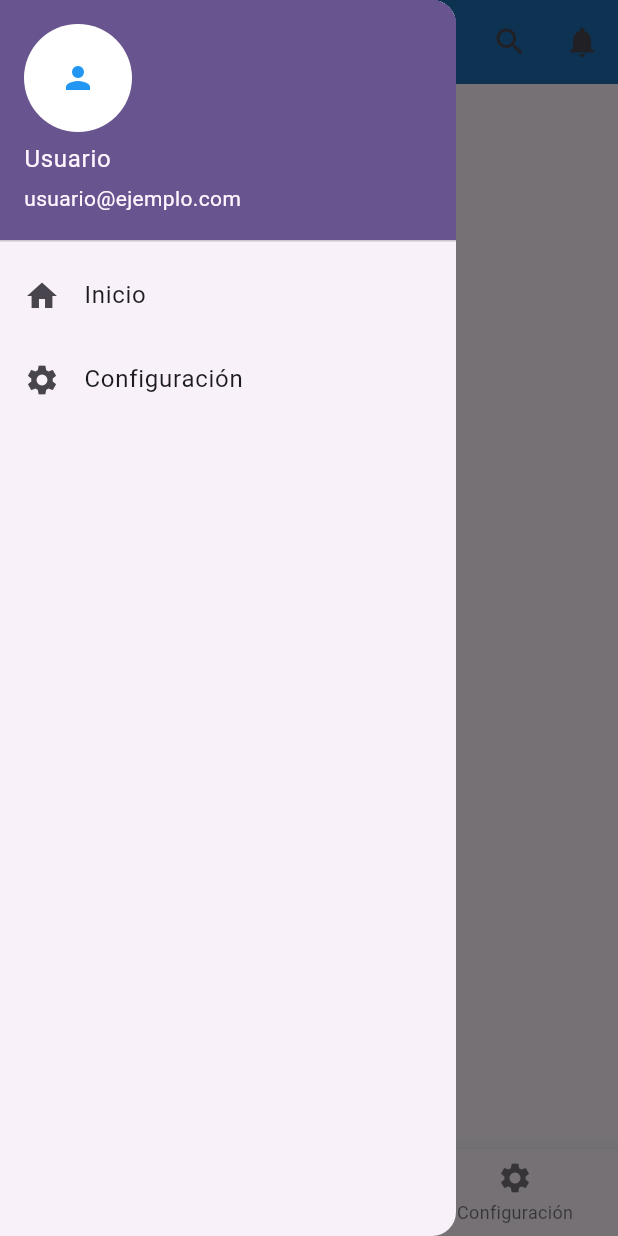
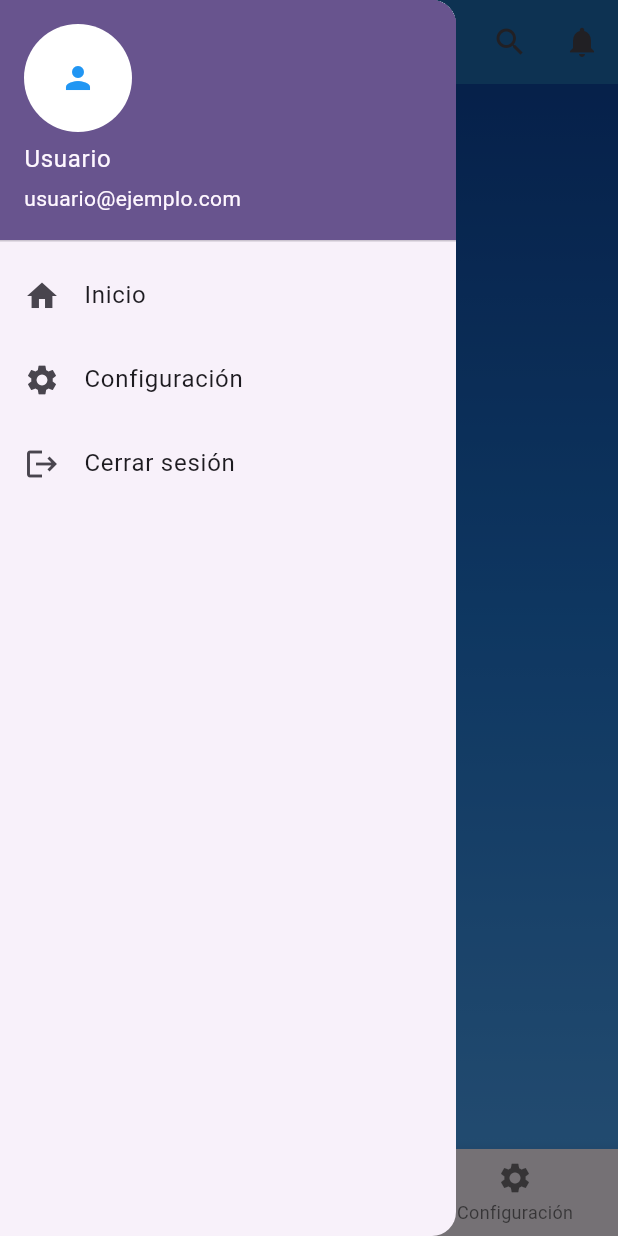
Before and after one commit to Jotaoesee/actividad3_app, a Flutter app: the Home screen opened by its route, with the side drawer open, on a phone screen of 412 x 824 dp. Run offline on Flutter 3.47's test engine with Material 3 defaults, Android fonts, the light colour scheme and no system bars; our stand-ins replace firebase_auth, firebase_core, font_awesome_flutter; accounts and stored records are empty.

Commit message:
configuro el drawer para que al presionar el boton cerrar sesion te lleve de nuevo al splash

```diff
--- a/lib/main.dart
+++ b/lib/main.dart
@@ -28,9 +28,11 @@ class MyApp extends StatelessWidget {
       ),
       initialRoute: '/splash', // Ruta inicial ahora es la pantalla Splash
       routes: {
-        '/splash': (context) =>  Home(),
-        '/': (context) => const Inicio(),
+        '/splash': (context) => Splash(),
+        '/inicio': (context) => const Inicio(),
         '/registro': (context) => Registro(),
+        '/home': (context) => const Home(),
+
       },
       debugShowCheckedModeBanner: false,
     );
--- a/lib/pantallas/home.dart
+++ b/lib/pantallas/home.dart
@@ -1,5 +1,5 @@
+import 'package:actividad3_app/pantallas/splash.dart';
 import 'package:flutter/material.dart';
-import 'package:font_awesome_flutter/font_awesome_flutter.dart';
 
 class Home extends StatefulWidget {
   const Home({Key? key}) : super(key: key);
@@ -9,22 +9,35 @@ class Home extends StatefulWidget {
 }
 
 class _HomeState extends State<Home> {
-  String _pantallaActual = "Inicio";  // Variable para controlar la pantalla actual
-  int _indiceSeleccionado = 0;  // Índice para controlar la pestaña seleccionada
+  String _pantallaActual = "Inicio"; // Variable para controlar la pantalla actual
+  int _indiceSeleccionado = 0; // Índice para controlar la pestaña seleccionada
 
   // Lista de widgets que representarán las diferentes pantallas
   final List<Widget> _pantallas = [
-    const Center(child: Text('Pantalla Inicio')),
-    const Center(child: Text('Pantalla Perfil')),
-    const Center(child: Text('Pantalla Configuración')),
+    const Center(child: Text('Pantalla de Inicio', style: TextStyle(fontSize: 24))),
+    const Center(child: Text('Pantalla de Perfil', style: TextStyle(fontSize: 24))),
+    const Center(child: Text('Pantalla de Configuración', style: TextStyle(fontSize: 24))),
   ];
 
   @override
-  Widget build(BuildContext contexto) {
+  Widget build(BuildContext context) {
     return Scaffold(
       appBar: _crearAppBar(),
       drawer: _crearDrawer(),
-      body: _pantallas[_indiceSeleccionado],  // Cambia el cuerpo según la pestaña seleccionada
+      body: Container(
+        decoration: const BoxDecoration(
+          gradient: LinearGradient(
+            colors: [
+              Color(0xFF0D47A1),
+              Color(0xFF1F77D3),
+              Color(0xFF4AA3F3),
+            ],
+            begin: Alignment.topCenter,
+            end: Alignment.bottomCenter,
+          ),
+        ),
+        child: _pantallas[_indiceSeleccionado], // Cambia el cuerpo según la pestaña seleccionada
+      ),
       bottomNavigationBar: _crearBarraNavegacionInferior(),
     );
   }
@@ -42,6 +55,7 @@ class _HomeState extends State<Home> {
               backgroundColor: Colors.white,
               child: Icon(Icons.person, color: Colors.blue),
             ),
+            onDetailsPressed: null, // Acción cuando se haga clic en el avatar (sin implementación ahora)
           ),
           ListTile(
             leading: const Icon(Icons.home),
@@ -49,7 +63,7 @@ class _HomeState extends State<Home> {
             onTap: () {
               Navigator.pop(context);
               setState(() {
-                _indiceSeleccionado = 0;  // Cambiar a la pantalla de inicio
+                _indiceSeleccionado = 0; // Cambiar a la pantalla de inicio
               });
             },
           ),
@@ -59,10 +73,22 @@ class _HomeState extends State<Home> {
             onTap: () {
               Navigator.pop(context);
               setState(() {
-                _indiceSeleccionado = 2;  // Cambiar a la pantalla de configuración
+                _indiceSeleccionado = 2; // Cambiar a la pantalla de configuración
               });
             },
           ),
+          ListTile(
+            leading: const Icon(Icons.logout),
+            title: const Text('Cerrar sesión'),
+            onTap: () {
+              Navigator.pushReplacement(
+                context,
+                MaterialPageRoute(builder: (context) => Splash()),
+              );
+              print("Cerrar sesión");
+            },
+          ),
+
         ],
       ),
     );
@@ -71,7 +97,7 @@ class _HomeState extends State<Home> {
   // AppBar con el título que cambia según la pestaña seleccionada
   AppBar _crearAppBar() {
     return AppBar(
-      title: Text("Pantalla de $_pantallaActual"),  // Actualizar el título de acuerdo a la pantalla seleccionada
+      title: Text("Pantalla de $_pantallaActual"), // Actualizar el título de acuerdo a la pantalla seleccionada
       backgroundColor: const Color.fromARGB(255, 28, 108, 178),
       actions: [
         IconButton(
@@ -96,12 +122,12 @@ class _HomeState extends State<Home> {
       currentIndex: _indiceSeleccionado,
       onTap: (int indice) {
         setState(() {
-          _indiceSeleccionado = indice;  // Cambiar el índice de la pestaña seleccionada
+          _indiceSeleccionado = indice; // Cambiar el índice de la pestaña seleccionada
           _pantallaActual = _indiceSeleccionado == 0
               ? "Inicio"
               : _indiceSeleccionado == 1
               ? "Perfil"
-              : "Configuración";  // Cambiar el nombre de la pantalla en la AppBar
+              : "Configuración"; // Cambiar el nombre de la pantalla en la AppBar
         });
       },
       items: const [
--- a/lib/pantallas/inicio.dart
+++ b/lib/pantallas/inicio.dart
@@ -1,3 +1,4 @@
+import 'package:actividad3_app/pantallas/home.dart';
 import 'package:actividad3_app/pantallas/registro.dart';
 import 'package:actividad3_app/personalizable/boton/boton_personalizado.dart';
 import 'package:firebase_auth/firebase_auth.dart';
@@ -45,7 +46,7 @@ class _InicioState extends State<Inicio> {
       // Aquí se puede navegar a una nueva pantalla si el inicio de sesión es exitoso
       Navigator.pushReplacement(
         context,
-        MaterialPageRoute(builder: (context) => Registro()),
+        MaterialPageRoute(builder: (context) => const Home()),
       );
     });
   }
@@ -86,7 +87,7 @@ class _InicioState extends State<Inicio> {
       // Redirigir a otra pantalla (puedes ajustar esto según tu lógica)
       Navigator.pushReplacement(
         context,
-        MaterialPageRoute(builder: (context) => Registro()),
+        MaterialPageRoute(builder: (context) => const Home()),
       );
     } on FirebaseAuthException catch (e) {
       // Manejar errores específicos de Firebase
```
Also changed, not shown: lib/pantallas/perfil.dart (added).
